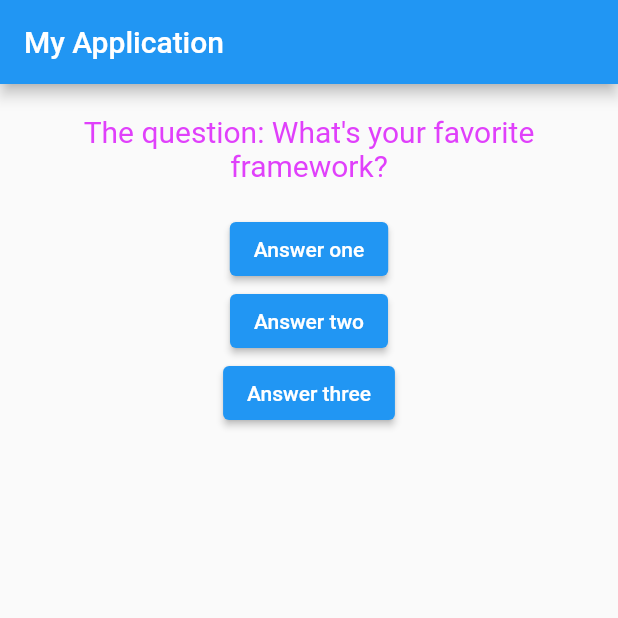
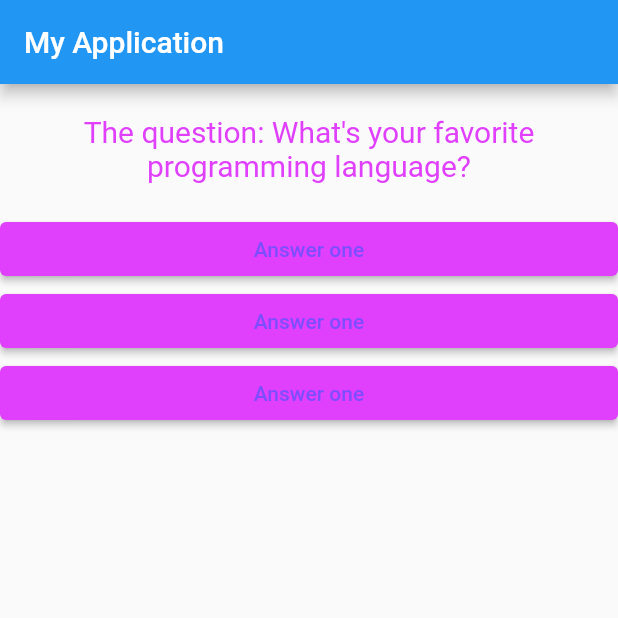
Before and after one commit to SBekzod/flutter_complete_guide, a Flutter app: the screen it shows after launch, after a tap on "Answer one", on a phone screen of 412 x 824 dp, the top half of it. Run offline on Flutter 3.47's test engine with Material 2 defaults, Android fonts, the phone set to English and light mode, and no system bars.

Commit message:
feat: ElevetedButton NAWC

```diff
--- /dev/null
+++ b/lib/answer.dart
@@ -0,0 +1,21 @@
+import 'package:flutter/material.dart';
+
+class Answer extends StatelessWidget {
+
+  @override
+  Widget build(BuildContext context) {
+    return Container(
+      width: double.infinity,
+      child: ElevatedButton(
+        style: ElevatedButton.styleFrom(
+          onPrimary: Colors.deepPurpleAccent,
+          primary: Colors.purpleAccent
+        ),
+        child: Text('Answer one'),
+        onPressed: () => {
+          print('no specified')
+        },
+      ),
+    );
+  }
+}
--- a/lib/main.dart
+++ b/lib/main.dart
@@ -1,5 +1,6 @@
 import 'package:flutter/material.dart';
 import 'package:complete_guide/question.dart';
+import 'package:complete_guide/answer.dart';
 
 void main() => runApp(new MyApp());
 
@@ -36,18 +37,9 @@ class _MyAppState extends State<MyApp> {
           children: <Widget>[
             // Text(question.elementAt(_number)),
             Question(question.elementAt(_number)),
-            ElevatedButton(
-              child: Text('Answer one'),
-              onPressed: () => {gettingPressed(1)},
-            ),
-            ElevatedButton(
-              child: Text('Answer two'),
-              onPressed: () => {gettingPressed(2)},
-            ),
-            ElevatedButton(
-              child: Text('Answer three'),
-              onPressed: () => {gettingPressed(3)},
-            ),
+            Answer(),
+            Answer(),
+            Answer(),
           ],
         ),
       ),
```
